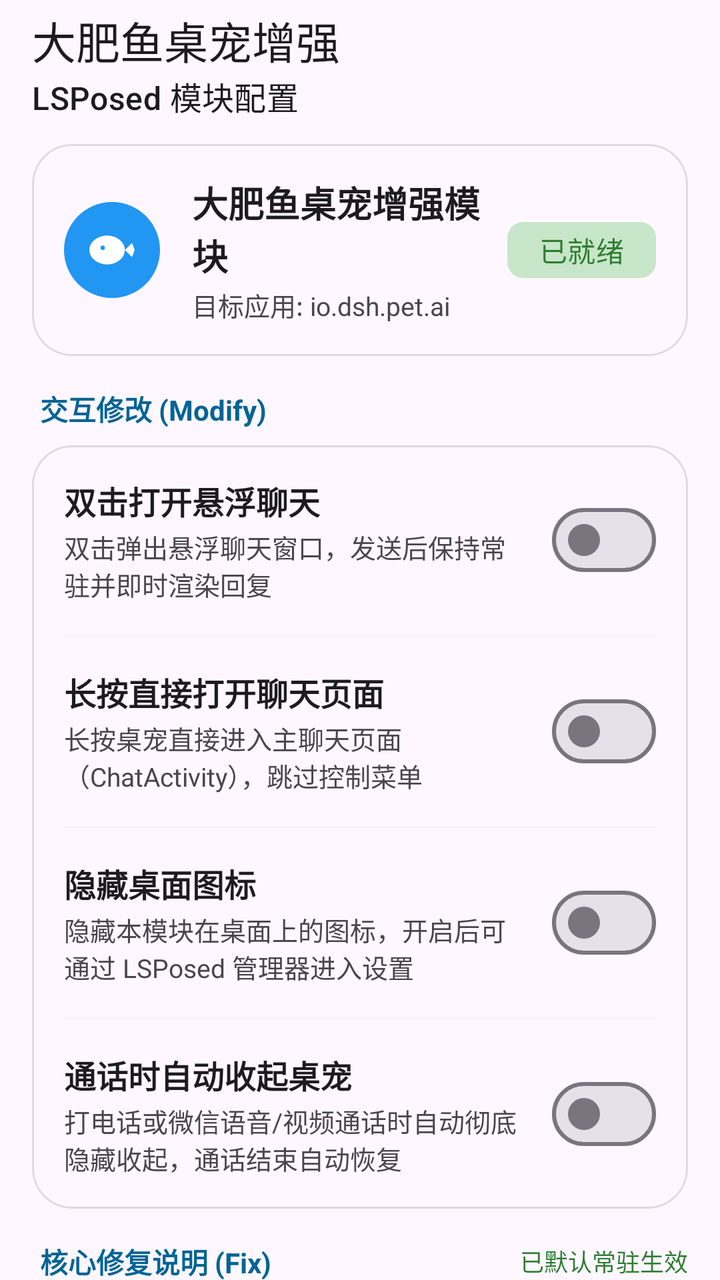
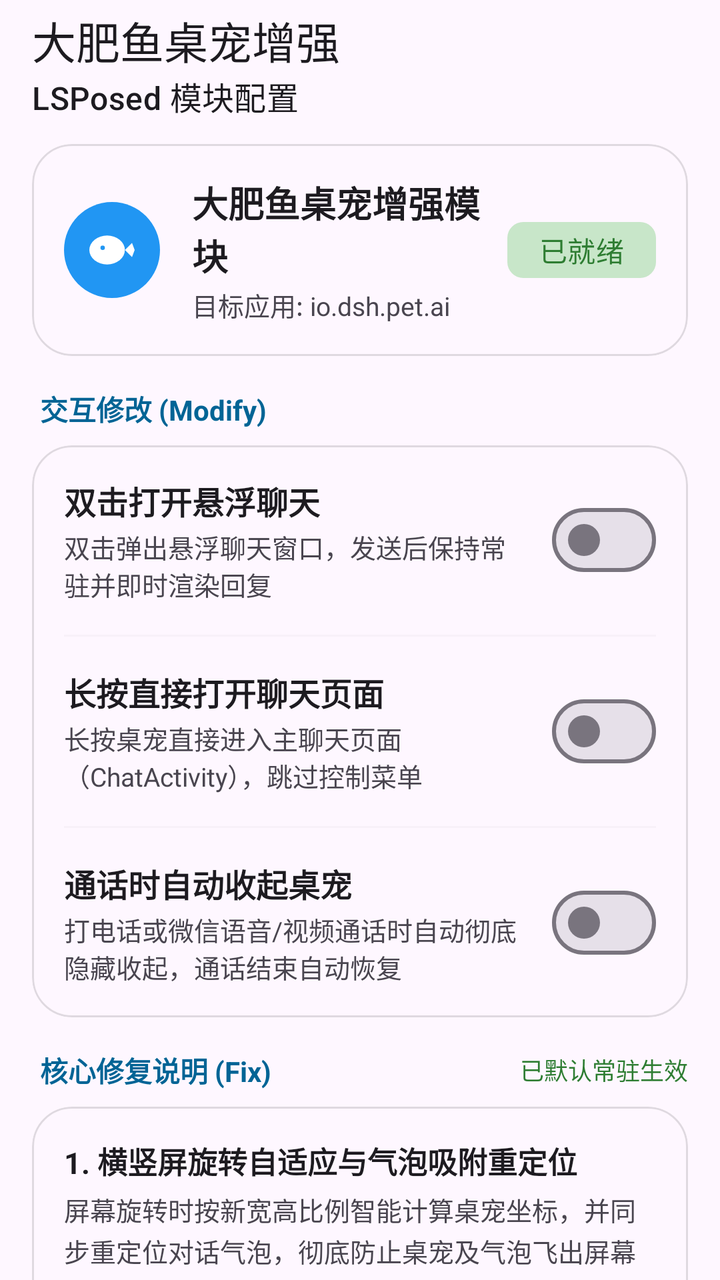

The first picture is an Android layout as it rendered before a commit; the second is the same layout after the commit. The layout source and the unified diff follow.
<!-- AndroidManifest.xml: application theme Theme.DSHPetFix -->
<!-- res/layout/activity_main.xml -->
<?xml version="1.0" encoding="utf-8"?>
<androidx.coordinatorlayout.widget.CoordinatorLayout xmlns:android="http://schemas.android.com/apk/res/android"
    xmlns:app="http://schemas.android.com/apk/res-auto"
    android:layout_width="match_parent"
    android:layout_height="match_parent"
    android:fitsSystemWindows="true">

    <com.google.android.material.appbar.AppBarLayout
        android:layout_width="match_parent"
        android:layout_height="wrap_content"
        android:fitsSystemWindows="true"
        app:elevation="0dp">

        <com.google.android.material.appbar.MaterialToolbar
            android:id="@+id/toolbar"
            android:layout_width="match_parent"
            android:layout_height="?attr/actionBarSize"
            app:title="大肥鱼桌宠增强"
            app:subtitle="LSPosed 模块配置" />

    </com.google.android.material.appbar.AppBarLayout>

    <androidx.core.widget.NestedScrollView
        android:layout_width="match_parent"
        android:layout_height="match_parent"
        android:clipToPadding="false"
        android:paddingBottom="32dp"
        app:layout_behavior="@string/appbar_scrolling_view_behavior">

        <LinearLayout
            android:layout_width="match_parent"
            android:layout_height="wrap_content"
            android:orientation="vertical"
            android:paddingHorizontal="16dp"
            android:paddingTop="8dp">

            
            <com.google.android.material.card.MaterialCardView
                android:layout_width="match_parent"
                android:layout_height="wrap_content"
                android:layout_marginBottom="16dp"
                app:cardCornerRadius="20dp"
                app:cardElevation="0dp"
                app:strokeColor="@color/card_stroke"
                app:strokeWidth="1dp">

                <LinearLayout
                    android:layout_width="match_parent"
                    android:layout_height="wrap_content"
                    android:orientation="horizontal"
                    android:padding="16dp"
                    android:gravity="center_vertical">

                    <ImageView
                        android:layout_width="48dp"
                        android:layout_height="48dp"
                        android:src="@drawable/ic_pet_logo"
                        android:contentDescription="@null" />

                    <LinearLayout
                        android:layout_width="0dp"
                        android:layout_height="wrap_content"
                        android:layout_weight="1"
                        android:layout_marginStart="16dp"
                        android:orientation="vertical">

                        <TextView
                            android:layout_width="wrap_content"
                            android:layout_height="wrap_content"
                            android:text="大肥鱼桌宠增强模块"
                            android:textSize="18sp"
                            android:textStyle="bold"
                            android:textColor="?android:attr/textColorPrimary" />

                        <TextView
                            android:layout_width="wrap_content"
                            android:layout_height="wrap_content"
                            android:layout_marginTop="2dp"
                            android:text="目标应用: io.dsh.pet.ai"
                            android:textSize="13sp"
                            android:textColor="?android:attr/textColorSecondary" />

                    </LinearLayout>

                    <com.google.android.material.chip.Chip
                        android:id="@+id/chip_status"
                        android:layout_width="wrap_content"
                        android:layout_height="wrap_content"
                        android:text="已就绪"
                        android:textColor="@color/status_active"
                        app:chipBackgroundColor="@color/status_active_container"
                        app:chipStrokeWidth="0dp"
                        app:chipMinHeight="28dp" />

                </LinearLayout>

            </com.google.android.material.card.MaterialCardView>

            
            <TextView
                android:layout_width="wrap_content"
                android:layout_height="wrap_content"
                android:layout_marginStart="4dp"
                android:layout_marginBottom="8dp"
                android:text="交互修改 (Modify)"
                android:textSize="14sp"
                android:textStyle="bold"
                android:textColor="?attr/colorPrimary" />

            <com.google.android.material.card.MaterialCardView
                android:layout_width="match_parent"
                android:layout_height="wrap_content"
                android:layout_marginBottom="16dp"
                app:cardCornerRadius="20dp"
                app:cardElevation="0dp"
                app:strokeColor="@color/card_stroke"
                app:strokeWidth="1dp">

                <LinearLayout
                    android:layout_width="match_parent"
                    android:layout_height="wrap_content"
                    android:orientation="vertical">

                    
                    <LinearLayout
                        android:id="@+id/layout_double_tap"
                        android:layout_width="match_parent"
                        android:layout_height="wrap_content"
                        android:orientation="horizontal"
                        android:padding="16dp"
                        android:gravity="center_vertical"
                        android:background="?attr/selectableItemBackground">

                        <LinearLayout
                            android:layout_width="0dp"
                            android:layout_height="wrap_content"
                            android:layout_weight="1"
                            android:layout_marginEnd="16dp"
                            android:orientation="vertical">

                            <TextView
                                android:layout_width="wrap_content"
                                android:layout_height="wrap_content"
                                android:text="双击打开悬浮聊天"
                                android:textSize="16sp"
                                android:textStyle="bold"
                                android:textColor="?android:attr/textColorPrimary" />

                            <TextView
                                android:layout_width="wrap_content"
                                android:layout_height="wrap_content"
                                android:layout_marginTop="2dp"
                                android:text="双击弹出悬浮聊天窗口，发送后保持常驻并即时渲染回复"
                                android:textSize="13sp"
                                android:textColor="?android:attr/textColorSecondary" />

                        </LinearLayout>

                        <com.google.android.material.materialswitch.MaterialSwitch
                            android:id="@+id/switch_double_tap"
                            android:layout_width="wrap_content"
                            android:layout_height="wrap_content" />

                    </LinearLayout>

                    <View
                        android:layout_width="match_parent"
                        android:layout_height="1dp"
                        android:background="?android:attr/dividerHorizontal"
                        android:alpha="0.2"
                        android:layout_marginHorizontal="16dp" />

                    
                    <LinearLayout
                        android:id="@+id/layout_long_press"
                        android:layout_width="match_parent"
                        android:layout_height="wrap_content"
                        android:orientation="horizontal"
                        android:padding="16dp"
                        android:gravity="center_vertical"
                        android:background="?attr/selectableItemBackground">

                        <LinearLayout
                            android:layout_width="0dp"
                            android:layout_height="wrap_content"
                            android:layout_weight="1"
                            android:layout_marginEnd="16dp"
                            android:orientation="vertical">

                            <TextView
                                android:layout_width="wrap_content"
                                android:layout_height="wrap_content"
                                android:text="长按直接打开聊天页面"
                                android:textSize="16sp"
                                android:textStyle="bold"
                                android:textColor="?android:attr/textColorPrimary" />

                            <TextView
                                android:layout_width="wrap_content"
                                android:layout_height="wrap_content"
                                android:layout_marginTop="2dp"
                                android:text="长按桌宠直接进入主聊天页面（ChatActivity），跳过控制菜单"
                                android:textSize="13sp"
                                android:textColor="?android:attr/textColorSecondary" />

                        </LinearLayout>

                        <com.google.android.material.materialswitch.MaterialSwitch
                            android:id="@+id/switch_long_press"
                            android:layout_width="wrap_content"
                            android:layout_height="wrap_content" />

                    </LinearLayout>

                    <View
                        android:layout_width="match_parent"
                        android:layout_height="1dp"
                        android:background="?android:attr/dividerHorizontal"
                        android:alpha="0.2"
                        android:layout_marginHorizontal="16dp" />

                    
                    <LinearLayout
                        android:id="@+id/layout_hide_icon"
                        android:layout_width="match_parent"
                        android:layout_height="wrap_content"
                        android:orientation="horizontal"
                        android:padding="16dp"
                        android:gravity="center_vertical"
                        android:background="?attr/selectableItemBackground">

                        <LinearLayout
                            android:layout_width="0dp"
                            android:layout_height="wrap_content"
                            android:layout_weight="1"
                            android:layout_marginEnd="16dp"
                            android:orientation="vertical">

                            <TextView
                                android:layout_width="wrap_content"
                                android:layout_height="wrap_content"
                                android:text="隐藏桌面图标"
                                android:textSize="16sp"
                                android:textStyle="bold"
                                android:textColor="?android:attr/textColorPrimary" />

                            <TextView
                                android:layout_width="wrap_content"
                                android:layout_height="wrap_content"
                                android:layout_marginTop="2dp"
                                android:text="隐藏本模块在桌面上的图标，开启后可通过 LSPosed 管理器进入设置"
                                android:textSize="13sp"
                                android:textColor="?android:attr/textColorSecondary" />

                        </LinearLayout>

                        <com.google.android.material.materialswitch.MaterialSwitch
                            android:id="@+id/switch_hide_icon"
                            android:layout_width="wrap_content"
                            android:layout_height="wrap_content" />

                    </LinearLayout>

                    <View
                        android:layout_width="match_parent"
                        android:layout_height="1dp"
                        android:background="?android:attr/dividerHorizontal"
                        android:alpha="0.2"
                        android:layout_marginHorizontal="16dp" />

                    
                    <LinearLayout
                        android:id="@+id/layout_hide_on_call"
                        android:layout_width="match_parent"
                        android:layout_height="wrap_content"
                        android:orientation="horizontal"
                        android:padding="16dp"
                        android:gravity="center_vertical"
                        android:background="?attr/selectableItemBackground">

                        <LinearLayout
                            android:layout_width="0dp"
                            android:layout_height="wrap_content"
                            android:layout_weight="1"
                            android:layout_marginEnd="16dp"
                            android:orientation="vertical">

                            <TextView
                                android:layout_width="wrap_content"
                                android:layout_height="wrap_content"
                                android:text="通话时自动收起桌宠"
                                android:textSize="16sp"
                                android:textStyle="bold"
                                android:textColor="?android:attr/textColorPrimary" />

                            <TextView
                                android:layout_width="wrap_content"
                                android:layout_height="wrap_content"
                                android:layout_marginTop="2dp"
                                android:text="打电话或微信语音/视频通话时自动彻底隐藏收起，通话结束自动恢复"
                                android:textSize="13sp"
                                android:textColor="?android:attr/textColorSecondary" />

                        </LinearLayout>

                        <com.google.android.material.materialswitch.MaterialSwitch
                            android:id="@+id/switch_hide_on_call"
                            android:layout_width="wrap_content"
                            android:layout_height="wrap_content" />

                    </LinearLayout>

                </LinearLayout>

            </com.google.android.material.card.MaterialCardView>

            
            <LinearLayout
                android:layout_width="match_parent"
                android:layout_height="wrap_content"
                android:orientation="horizontal"
                android:gravity="center_vertical"
                android:layout_marginStart="4dp"
                android:layout_marginBottom="8dp">

                <TextView
                    android:layout_width="0dp"
                    android:layout_height="wrap_content"
                    android:layout_weight="1"
                    android:text="核心修复说明 (Fix)"
                    android:textSize="14sp"
                    android:textStyle="bold"
                    android:textColor="?attr/colorPrimary" />

                <TextView
                    android:layout_width="wrap_content"
                    android:layout_height="wrap_content"
                    android:text="已默认常驻生效"
                    android:textSize="12sp"
                    android:textColor="@color/status_active" />

            </LinearLayout>

            
            <com.google.android.material.card.MaterialCardView
                android:layout_width="match_parent"
                android:layout_height="wrap_content"
                android:layout_marginBottom="16dp"
                app:cardCornerRadius="20dp"
                app:cardElevation="0dp"
                app:strokeColor="@color/card_stroke"
                app:strokeWidth="1dp">

                <LinearLayout
                    android:layout_width="match_parent"
                    android:layout_height="wrap_content"
                    android:orientation="vertical"
                    android:padding="16dp">

                    
                    <LinearLayout
                        android:layout_width="match_parent"
                        android:layout_height="wrap_content"
                        android:orientation="vertical">

                        <TextView
                            android:layout_width="wrap_content"
                            android:layout_height="wrap_content"
                            android:text="1. 横竖屏旋转自适应与气泡吸附重定位"
                            android:textSize="15sp"
                            android:textStyle="bold"
                            android:textColor="?android:attr/textColorPrimary" />

                        <TextView
                            android:layout_width="wrap_content"
                            android:layout_height="wrap_content"
                            android:layout_marginTop="4dp"
                            android:text="屏幕旋转时按新宽高比例智能计算桌宠坐标，并同步重定位对话气泡，彻底防止桌宠及气泡飞出屏幕外。"
                            android:textSize="13sp"
                            android:lineSpacingExtra="2dp"
                            android:textColor="?android:attr/textColorSecondary" />

                    </LinearLayout>

                    <View
                        android:layout_width="match_parent"
                        android:layout_height="1dp"
                        android:layout_marginVertical="12dp"
                        android:background="?android:attr/dividerHorizontal"
                        android:alpha="0.2" />

                    
                    <LinearLayout
                        android:layout_width="match_parent"
                        android:layout_height="wrap_content"
                        android:orientation="vertical">

                        <TextView
                            android:layout_width="wrap_content"
                            android:layout_height="wrap_content"
                            android:text="2. 锁屏息屏深度管理（防止屏幕常亮）"
                            android:textSize="15sp"
                            android:textStyle="bold"
                            android:textColor="?android:attr/textColorPrimary" />

                        <TextView
                            android:layout_width="wrap_content"
                            android:layout_height="wrap_content"
                            android:layout_marginTop="4dp"
                            android:text="息屏后彻底收起桌宠窗口，消除无障碍顶层浮窗阻碍，解决锁屏来消息亮屏后无法超时自动息屏的问题；解锁进入系统后精准自动恢复。"
                            android:textSize="13sp"
                            android:lineSpacingExtra="2dp"
                            android:textColor="?android:attr/textColorSecondary" />

                    </LinearLayout>

                </LinearLayout>

            </com.google.android.material.card.MaterialCardView>

            
            <TextView
                android:layout_width="match_parent"
                android:layout_height="wrap_content"
                android:layout_marginTop="8dp"
                android:gravity="center"
                android:text="提示：所有开关变更后即时生效，无需重启桌宠应用"
                android:textSize="12sp"
                android:textColor="?android:attr/textColorSecondary" />

        </LinearLayout>

    </androidx.core.widget.NestedScrollView>

</androidx.coordinatorlayout.widget.CoordinatorLayout>
<!-- resources referenced by this layout -->
<resources>
  <color name="card_stroke">#1F000000</color>
  <color name="status_active">#2E7D32</color>
  <color name="status_active_container">#C8E6C9</color>
  <!-- drawable ic_pet_logo (drawable) -->
  <?xml version="1.0" encoding="utf-8"?>
  <vector xmlns:android="http://schemas.android.com/apk/res/android"
      android:width="108dp"
      android:height="108dp"
      android:viewportWidth="108"
      android:viewportHeight="108">
      
      <path
          android:fillColor="#2196F3"
          android:pathData="M54,0 C83.823,0 108,24.177 108,54 C108,83.823 83.823,108 54,108 C24.177,108 0,83.823 0,54 C0,24.177 24.177,0 54,0 Z" />
      <group
          android:scaleX="2.5"
          android:scaleY="2.5"
          android:translateX="21"
          android:translateY="21.5">
          
          <path
              android:fillColor="#FFFFFF"
              android:pathData="M3,13 a8,6.5 0 1 0 16,0 a8,6.5 0 1 0 -16,0 Z" />
          
          <path
              android:fillColor="#FFFFFF"
              android:pathData="M19,13 l3.2,-3.2 l1.2,3.2 l-1.2,3.2 l-3.2,-3.2 Z" />
          
          <path
              android:fillColor="#2196F3"
              android:pathData="M9,12 m-1,0 a1,1 0 1 0 2,0 a1,1 0 1 0 -2,0" />
      </group>
  </vector>
  <style name="Theme.DSHPetFix" parent="Theme.Material3.DayNight.NoActionBar">
          <item name="colorPrimary">@color/primary</item>
          <item name="colorOnPrimary">@color/on_primary</item>
          <item name="colorPrimaryContainer">@color/primary_container</item>
          <item name="colorOnPrimaryContainer">@color/on_primary_container</item>
          <item name="android:statusBarColor">@android:color/transparent</item>
          <item name="android:navigationBarColor">@android:color/transparent</item>
          <item name="android:windowLightStatusBar">true</item>
      </style>
  <color name="primary">#006495</color>
  <color name="on_primary">#FFFFFF</color>
  <color name="primary_container">#CBE6FF</color>
  <color name="on_primary_container">#001E30</color>
</resources>

<!-- the commit's change to res/layout/activity_main.xml (unified diff, before → after) -->
@@ -221,55 +221,6 @@
 
                     
                     <LinearLayout
-                        android:id="@+id/layout_hide_icon"
-                        android:layout_width="match_parent"
-                        android:layout_height="wrap_content"
-                        android:orientation="horizontal"
-                        android:padding="16dp"
-                        android:gravity="center_vertical"
-                        android:background="?attr/selectableItemBackground">
-
-                        <LinearLayout
-                            android:layout_width="0dp"
-                            android:layout_height="wrap_content"
-                            android:layout_weight="1"
-                            android:layout_marginEnd="16dp"
-                            android:orientation="vertical">
-
-                            <TextView
-                                android:layout_width="wrap_content"
-                                android:layout_height="wrap_content"
-                                android:text="隐藏桌面图标"
-                                android:textSize="16sp"
-                                android:textStyle="bold"
-                                android:textColor="?android:attr/textColorPrimary" />
-
-                            <TextView
-                                android:layout_width="wrap_content"
-                                android:layout_height="wrap_content"
-                                android:layout_marginTop="2dp"
-                                android:text="隐藏本模块在桌面上的图标，开启后可通过 LSPosed 管理器进入设置"
-                                android:textSize="13sp"
-                                android:textColor="?android:attr/textColorSecondary" />
-
-                        </LinearLayout>
-
-                        <com.google.android.material.materialswitch.MaterialSwitch
-                            android:id="@+id/switch_hide_icon"
-                            android:layout_width="wrap_content"
-                            android:layout_height="wrap_content" />
-
-                    </LinearLayout>
-
-                    <View
-                        android:layout_width="match_parent"
-                        android:layout_height="1dp"
-                        android:background="?android:attr/dividerHorizontal"
-                        android:alpha="0.2"
-                        android:layout_marginHorizontal="16dp" />
-
-                    
-                    <LinearLayout
                         android:id="@+id/layout_hide_on_call"
                         android:layout_width="match_parent"
                         android:layout_height="wrap_content"
@@ -341,7 +292,6 @@
 
             </LinearLayout>
 
-            
             <com.google.android.material.card.MaterialCardView
                 android:layout_width="match_parent"
                 android:layout_height="wrap_content"
@@ -420,6 +370,77 @@
 
             
             <TextView
+                android:layout_width="wrap_content"
+                android:layout_height="wrap_content"
+                android:layout_marginStart="4dp"
+                android:layout_marginBottom="8dp"
+                android:text="模块设置"
+                android:textSize="14sp"
+                android:textStyle="bold"
+                android:textColor="?attr/colorPrimary" />
+
+            <com.google.android.material.card.MaterialCardView
+                android:layout_width="match_parent"
+                android:layout_height="wrap_content"
+                android:layout_marginBottom="16dp"
+                app:cardCornerRadius="20dp"
+                app:cardElevation="0dp"
+                app:strokeColor="@color/card_stroke"
+                app:strokeWidth="1dp">
+
+                <LinearLayout
+                    android:layout_width="match_parent"
+                    android:layout_height="wrap_content"
+                    android:orientation="vertical">
+
+                    
+                    <LinearLayout
+                        android:id="@+id/layout_hide_icon"
+                        android:layout_width="match_parent"
+                        android:layout_height="wrap_content"
+                        android:orientation="horizontal"
+                        android:padding="16dp"
+                        android:gravity="center_vertical"
+                        android:background="?attr/selectableItemBackground">
+
+                        <LinearLayout
+                            android:layout_width="0dp"
+                            android:layout_height="wrap_content"
+                            android:layout_weight="1"
+                            android:layout_marginEnd="16dp"
+                            android:orientation="vertical">
+
+                            <TextView
+                                android:layout_width="wrap_content"
+                                android:layout_height="wrap_content"
+                                android:text="隐藏桌面图标"
+                                android:textSize="16sp"
+                                android:textStyle="bold"
+                                android:textColor="?android:attr/textColorPrimary" />
+
+                            <TextView
+                                android:layout_width="wrap_content"
+                                android:layout_height="wrap_content"
+                                android:layout_marginTop="2dp"
+                                android:text="隐藏本模块在桌面上的图标，开启后可通过 LSPosed 管理器进入设置"
+                                android:textSize="13sp"
+                                android:textColor="?android:attr/textColorSecondary" />
+
+                        </LinearLayout>
+
+                        <com.google.android.material.materialswitch.MaterialSwitch
+                            android:id="@+id/switch_hide_icon"
+                            android:layout_width="wrap_content"
+                            android:layout_height="wrap_content" />
+
+                    </LinearLayout>
+
+                </LinearLayout>
+
+            </com.google.android.material.card.MaterialCardView>
+
+            
+            <TextView
                 android:layout_width="match_parent"
                 android:layout_height="wrap_content"
                 android:layout_marginTop="8dp"
